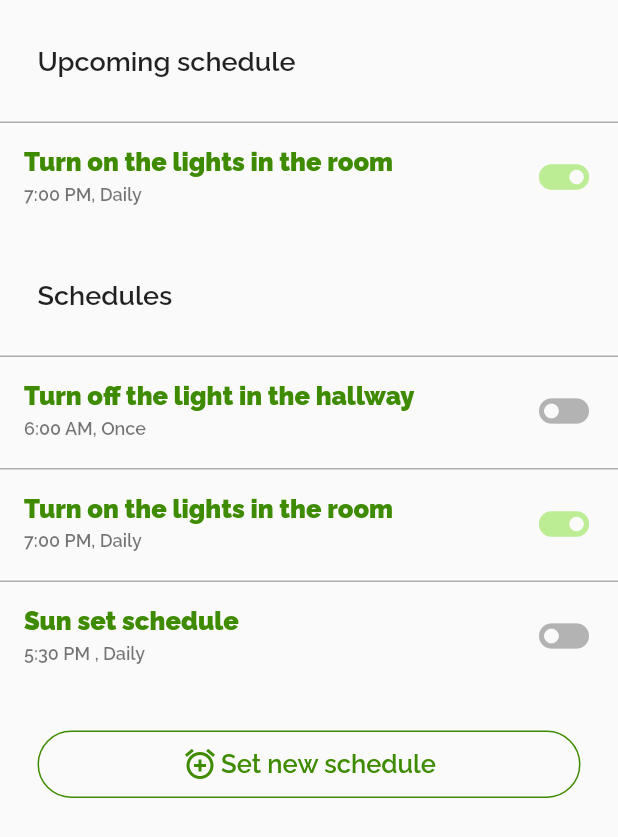
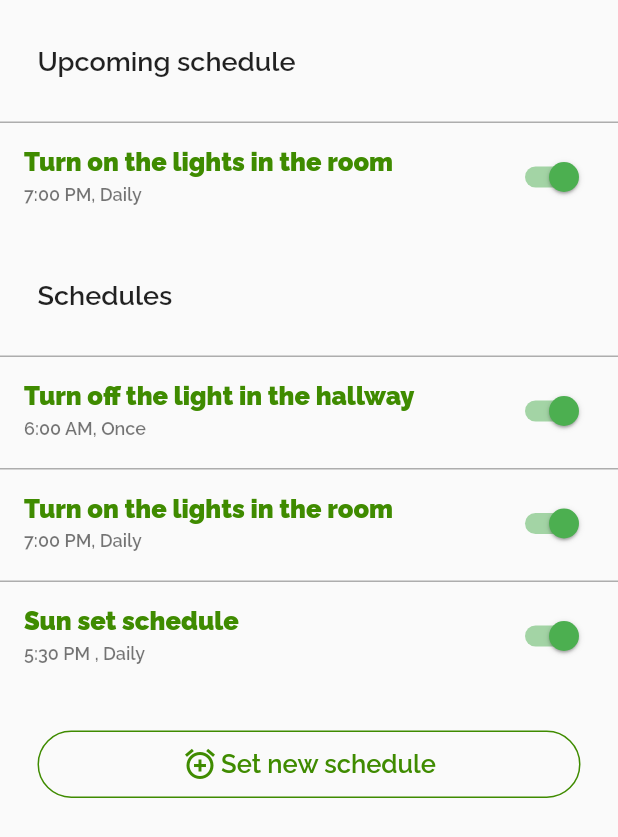
Before and after one commit to MohammadAlAgha/luminexa, a Flutter app: the schedulePage screen opened directly, on a phone screen of 412 x 824 dp. Shown: the top 837 px of the screen. Run offline on Flutter 3.47's test engine with Material 2 defaults, Android fonts, the phone set to English and light mode, and no system bars; our stand-ins replace flutter_svg, google_nav_bar.

Commit message:
Frontend: Changed the toggleTileListWidget into switchListTile

```diff
--- a/luminexa_mobile/lib/widgets/listsWidget/toggleTileListWidget.dart
+++ b/luminexa_mobile/lib/widgets/listsWidget/toggleTileListWidget.dart
@@ -1,6 +1,6 @@
 import 'package:flutter/material.dart';
 
-class toggleTileList extends StatelessWidget {
+class toggleTileList extends StatefulWidget {
   final String title;
   final String? subTitle;
   final String status;
@@ -13,6 +13,18 @@ class toggleTileList extends StatelessWidget {
   });
 
   @override
+  State<toggleTileList> createState() => _toggleTileListState();
+}
+
+class _toggleTileListState extends State<toggleTileList> {
+  @override
+  bool status = true;
+  void setStatus(value) {
+    setState(() {
+      status = value;
+    });
+  }
+
   Widget build(BuildContext context) {
     return Container(
         height: 75,
@@ -21,9 +33,9 @@ class toggleTileList extends StatelessWidget {
             top: BorderSide(color: Color.fromARGB(255, 173, 173, 173)),
           ),
         ),
-        child: ListTile(
+        child: SwitchListTile(
           title: Text(
-            title,
+            widget.title,
             style: TextStyle(
               fontFamily: "RalewayNormal",
               fontSize: 17,
@@ -31,23 +43,14 @@ class toggleTileList extends StatelessWidget {
             ),
           ),
           subtitle: Text(
-            subTitle ?? "Edit Mode",
+            widget.subTitle ?? "Edit Mode",
             style: TextStyle(
                 fontFamily: "RalewayBold",
                 fontWeight: FontWeight.w700,
                 fontSize: 12),
           ),
-          trailing: status == "on"
-              ? Icon(
-                  Icons.toggle_on,
-                  size: 40,
-                  color: Color.fromARGB(255, 188, 236, 147),
-                )
-              : Icon(
-                  Icons.toggle_off,
-                  size: 40,
-                  color: Color.fromARGB(255, 179, 179, 179),
-                ),
+          value: status,
+          onChanged: setStatus,
         ));
   }
 }
```
